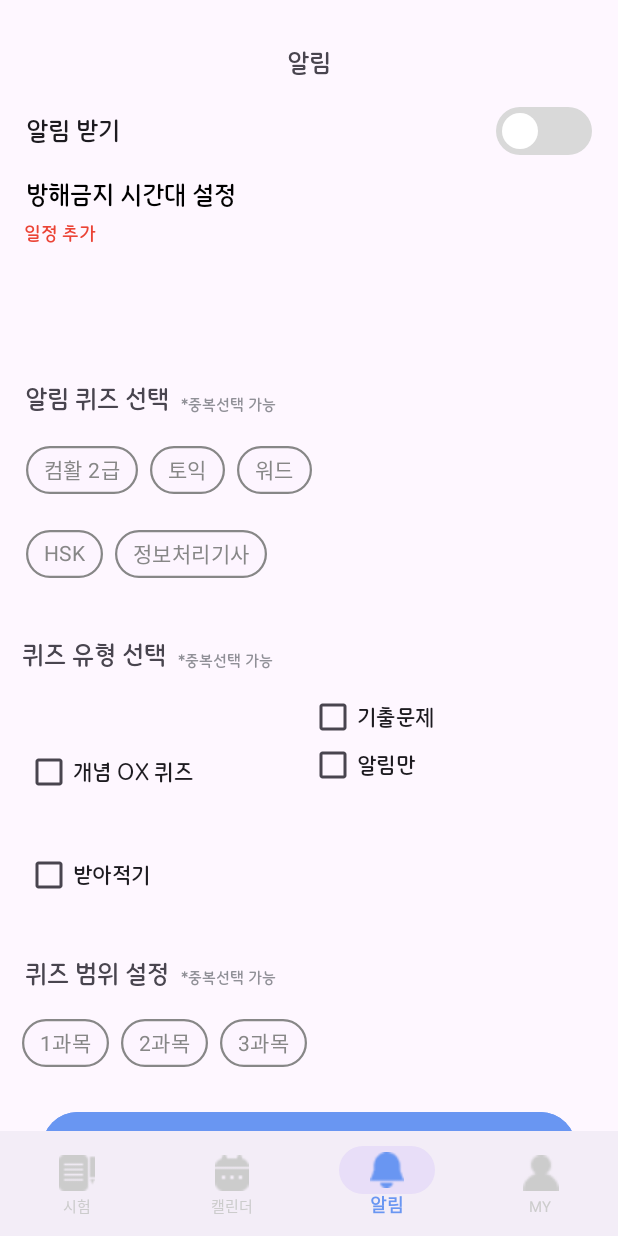
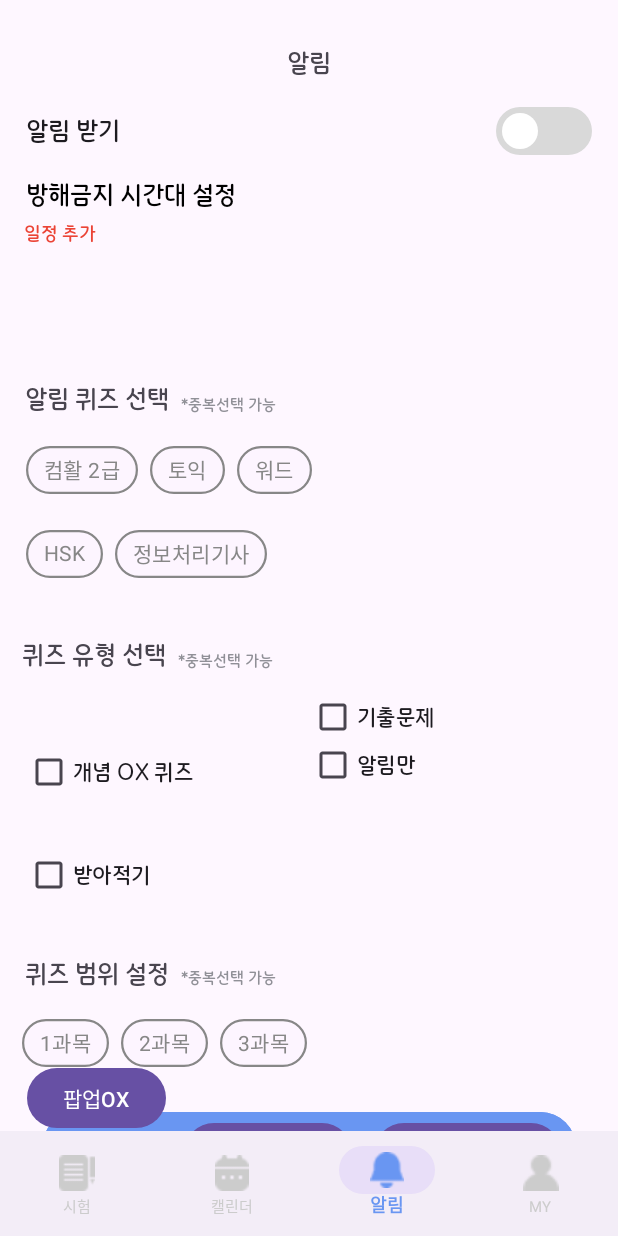
Before and after one commit to GonggakSim/Frontend, an Android app: the screen it shows after launch (MainActivity), item 3 of the bottom bar chosen, on a phone screen of 412 x 824 dp. Run offline under Robolectric (Android 15) with nearby library versions, the phone set to English and light mode, and no system bars.

Commit message:
[Feat] 알림 3종 추가
알림 프래그먼트에 알림 확인용 디버깅 버튼 추가

```diff
--- /dev/null
+++ b/app/src/main/res/drawable/test_noti_design.xml
@@ -0,0 +1,6 @@
+<?xml version="1.0" encoding="utf-8"?>
+    <shape xmlns:android="http://schemas.android.com/apk/res/android">
+        <solid android:color="@color/white" />
+        <corners android:radius="16dp" />
+        <stroke android:width="2dp" android:color="#D9D9D9" />
+    </shape>
--- /dev/null
+++ b/app/src/main/res/drawable/test_noti_rect.xml
@@ -0,0 +1,5 @@
+<?xml version="1.0" encoding="utf-8"?>
+    <shape xmlns:android="http://schemas.android.com/apk/res/android">
+        <solid android:color="#EAEFFB" /> <!-- 사각형의 배경색 (파란색 톤) -->
+        <corners android:radius="12dp" /> <!-- 모서리를 둥글게 -->
+    </shape>
--- a/app/src/main/res/layout/fragment_notification.xml
+++ b/app/src/main/res/layout/fragment_notification.xml
@@ -292,35 +292,84 @@
             style="@style/CustomChipStyle"
             android:layout_width="wrap_content"
             android:layout_height="wrap_content"
-            android:text="컴활 2급" />
+            android:text="컴활 2급"
+            tools:textAppearance="@style/CustomChipTextAppearance" />
 
         <com.google.android.material.chip.Chip
             android:id="@+id/chip15"
             style="@style/CustomChipStyle"
             android:layout_width="wrap_content"
             android:layout_height="wrap_content"
-            android:text="토익" />
+            android:text="토익"
+            tools:textAppearance="@style/CustomChipTextAppearance" />
 
         <com.google.android.material.chip.Chip
             android:id="@+id/chip14"
             style="@style/CustomChipStyle"
             android:layout_width="wrap_content"
             android:layout_height="wrap_content"
-            android:text="워드" />
+            android:text="워드"
+            tools:textAppearance="@style/CustomChipTextAppearance" />
 
         <com.google.android.material.chip.Chip
             android:id="@+id/chip11"
             style="@style/CustomChipStyle"
             android:layout_width="wrap_content"
             android:layout_height="wrap_content"
-            android:text="HSK" />
+            android:text="HSK"
+            tools:textAppearance="@style/CustomChipTextAppearance" />
 
         <com.google.android.material.chip.Chip
             android:id="@+id/chip12"
             style="@style/CustomChipStyle"
             android:layout_width="wrap_content"
             android:layout_height="wrap_content"
-            android:text="정보처리기사" />
+            android:text="정보처리기사"
+            tools:textAppearance="@style/CustomChipTextAppearance" />
     </com.google.android.material.chip.ChipGroup>
 
+    <Button
+        android:id="@+id/oxbtn"
+        android:layout_width="wrap_content"
+        android:layout_height="wrap_content"
+        android:layout_marginStart="16dp"
+        android:layout_marginTop="25dp"
+        android:layout_marginEnd="11dp"
+        android:layout_marginBottom="18dp"
+        android:text="팝업OX"
+        app:layout_constraintBottom_toTopOf="@+id/saveBtn"
+        app:layout_constraintEnd_toStartOf="@+id/multibtn"
+        app:layout_constraintStart_toStartOf="parent"
+        app:layout_constraintTop_toBottomOf="@+id/chipGroup2" />
+
+    <Button
+        android:id="@+id/multibtn"
+        android:layout_width="wrap_content"
+        android:layout_height="wrap_content"
+        android:layout_marginStart="120dp"
+        android:layout_marginTop="25dp"
+        android:layout_marginEnd="14dp"
+        android:layout_marginBottom="18dp"
+        android:text="팝업객관식"
+        app:layout_constraintBottom_toTopOf="@+id/saveBtn"
+        app:layout_constraintEnd_toStartOf="@+id/dictatebtn"
+        app:layout_constraintStart_toStartOf="parent"
+        app:layout_constraintTop_toBottomOf="@+id/chipGroup2"
+        app:layout_constraintVertical_bias="0.0" />
+
+    <Button
+        android:id="@+id/dictatebtn"
+        android:layout_width="wrap_content"
+        android:layout_height="wrap_content"
+        android:layout_marginStart="248dp"
+        android:layout_marginTop="25dp"
+        android:layout_marginEnd="37dp"
+        android:layout_marginBottom="18dp"
+        android:text="팝업받아쓰기"
+        app:layout_constraintBottom_toTopOf="@+id/saveBtn"
+        app:layout_constraintEnd_toEndOf="parent"
+        app:layout_constraintStart_toStartOf="parent"
+        app:layout_constraintTop_toBottomOf="@+id/chipGroup2"
+        app:layout_constraintVertical_bias="0.0" />
+
 </androidx.constraintlayout.widget.ConstraintLayout>
--- a/app/src/main/res/values/styles.xml
+++ b/app/src/main/res/values/styles.xml
@@ -37,4 +37,5 @@
         <!-- 선택/미선택 버튼 색상 적용 -->
         <item name="buttonTint">@color/chip_selected_color</item>
     </style>
+
 </resources>
```
Also changed, not shown: app/src/main/java/com/example/gonggaksim_frontend/NotificationFragment.kt (+47 -7 lines), app/src/main/res/layout/test_noti_dictate.xml (added, +91 -0 lines), app/src/main/res/layout/test_noti_multi.xml (added, +102 -0 lines), app/src/main/res/layout/test_noti_ox.xml (added, +77 -0 lines), app/src/main/res/drawable/line_md_pencil.png (added), 4 other files.
